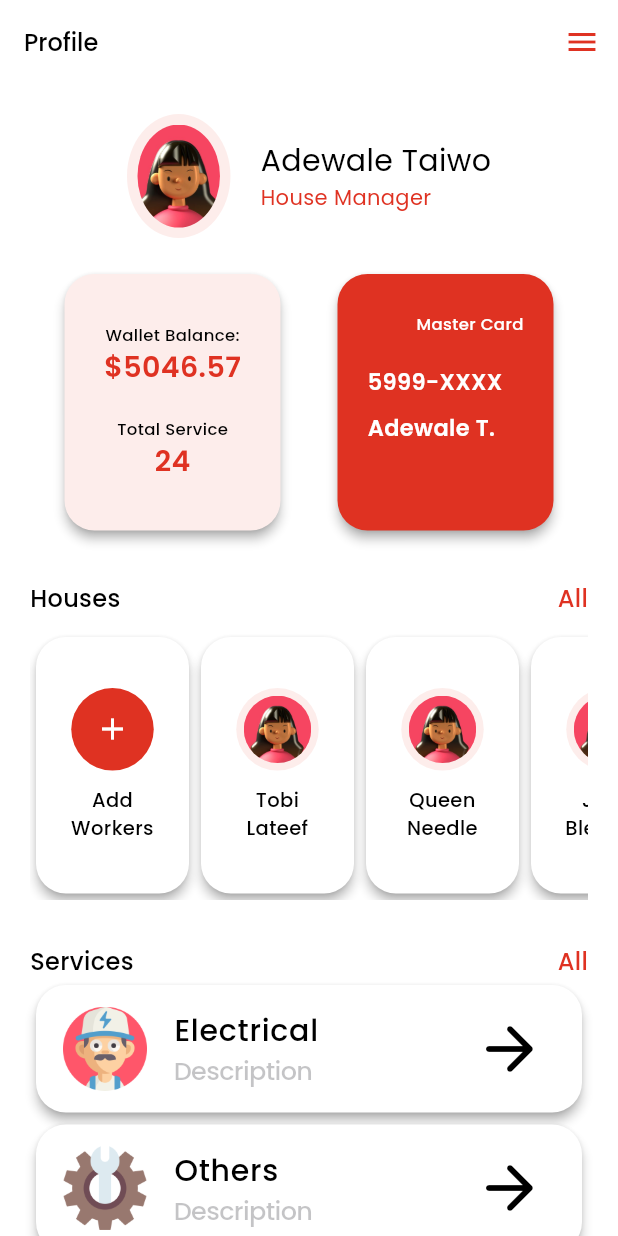
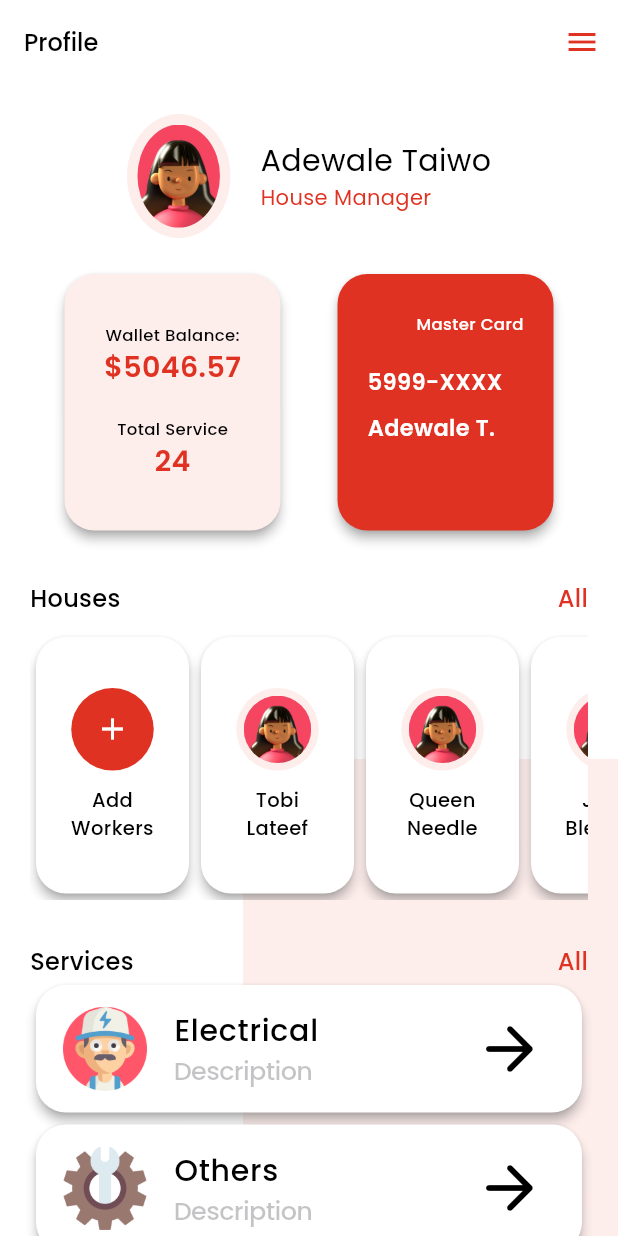
Before and after one commit to SamaShurrab/House_App_flutter_ui_task_3, a Flutter app: the HomePage screen opened directly, on a phone screen of 412 x 824 dp. Run offline on Flutter 3.47's test engine with Material 3 defaults, Android fonts, the phone set to English and light mode, and no system bars.

Commit message:
Refactor HomePage layout to improve structure and styling

```diff
--- a/lib/pages/home_page.dart
+++ b/lib/pages/home_page.dart
@@ -62,8 +62,20 @@ class HomePage extends StatelessWidget {
         automaticallyImplyLeading: false,
       ),
       body: SingleChildScrollView(
-        child: Padding(
-          padding: const EdgeInsets.all(20),
+        child: Stack(
+          children: [
+            Positioned(
+              right: 0,
+              bottom: 0,
+              top: 450,
+              child: Container(
+                width: 250,
+                height: double.infinity,
+                decoration: BoxDecoration(color: AppColors.secondaryColor),
+              ),
+            ),
+            Padding(
+              padding: const EdgeInsets.all(20.0),
               child: Column(
                 children: [
                   Row(
@@ -74,7 +86,9 @@ class HomePage extends StatelessWidget {
                         height: 82.72,
                         decoration: BoxDecoration(
                           color: AppColors.secondaryColor,
-                      borderRadius: BorderRadius.all(Radius.elliptical(50, 60)),
+                          borderRadius: BorderRadius.all(
+                            Radius.elliptical(50, 60),
+                          ),
                         ),
                         child: Padding(
                           padding: const EdgeInsets.all(7),
@@ -209,7 +223,9 @@ class HomePage extends StatelessWidget {
                   ),
                   SizedBox(height: AppDimensions.heightBetweenSections),
                   CustomSectionName(sectionName: AppStrings.houses),
-              SizedBox(height: AppDimensions.heightBetweenSectionsAndContents),
+                  SizedBox(
+                    height: AppDimensions.heightBetweenSectionsAndContents,
+                  ),
                   SizedBox(
                     width: double.infinity,
                     height: AppDimensions.heightCardInformation,
@@ -304,7 +320,9 @@ class HomePage extends StatelessWidget {
                   ),
                   SizedBox(height: AppDimensions.heightBetweenSections),
                   CustomSectionName(sectionName: AppStrings.feedbacks),
-              SizedBox(height: AppDimensions.heightBetweenSectionsAndContents),
+                  SizedBox(
+                    height: AppDimensions.heightBetweenSectionsAndContents,
+                  ),
                   SizedBox(
                     width: double.infinity,
                     child: ListView.builder(
@@ -372,6 +390,8 @@ class HomePage extends StatelessWidget {
                 ],
               ),
             ),
+          ],
+        ),
       ),
     );
   }
```
Lines whose indentation alone changed are shown as unchanged.
